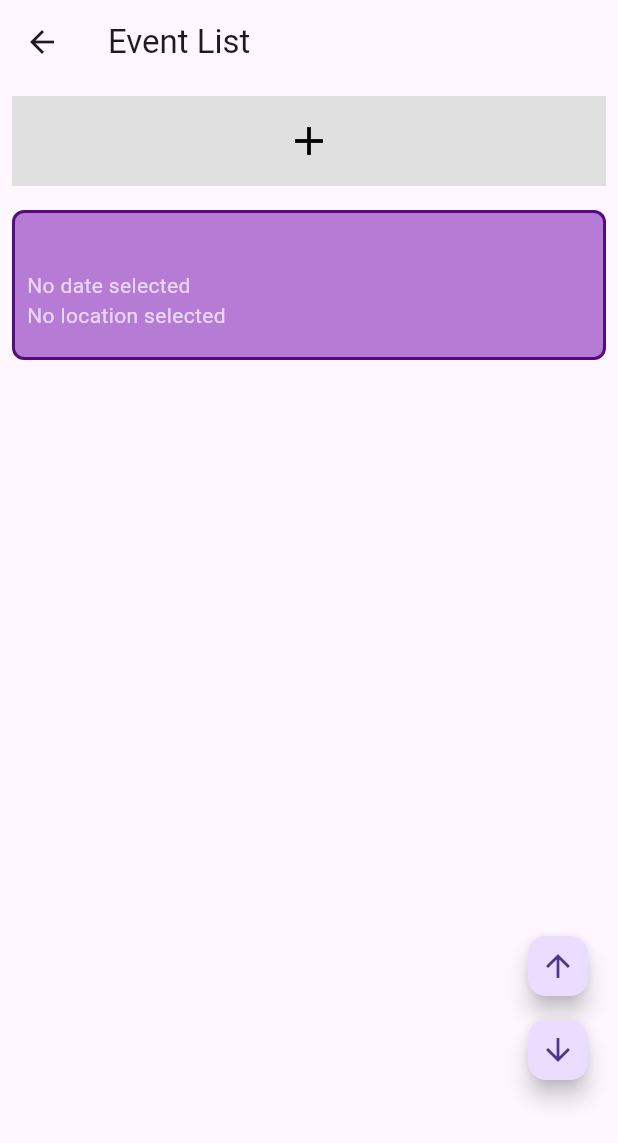
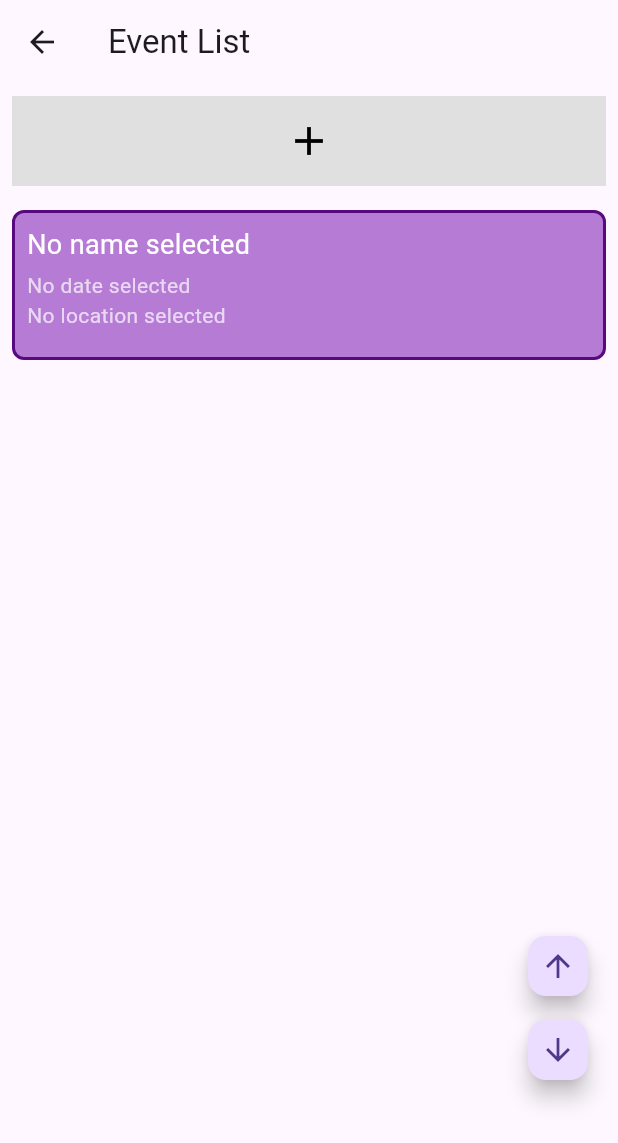
Before and after one commit to emmaframpton/Call-Companion, a Flutter app: the NewEventPage screen opened by its route, after a tap on "Add Event", on a phone screen of 412 x 824 dp. Shown: the top 1143 px of the screen. Run offline on Flutter 3.47's test engine with Material 3 defaults, Android fonts, the phone set to English and light mode, and no system bars.

```diff
--- a/lib/main.dart
+++ b/lib/main.dart
@@ -415,7 +415,7 @@ class _NewEventPageState extends State<NewEventPage> {
             SizedBox(height: 20),
             ElevatedButton(
               onPressed: () {
-                Event newEvent = Event(eventName: controller.text, eventTimeDate: timeDate);
+                Event newEvent = Event(eventName: widget.eventName, eventTimeDate: widget.timeDate, eventLocation: widget.location);
                 widget.addEventCallback(newEvent);
 
                 // Navigate back to the EventListPage
```
